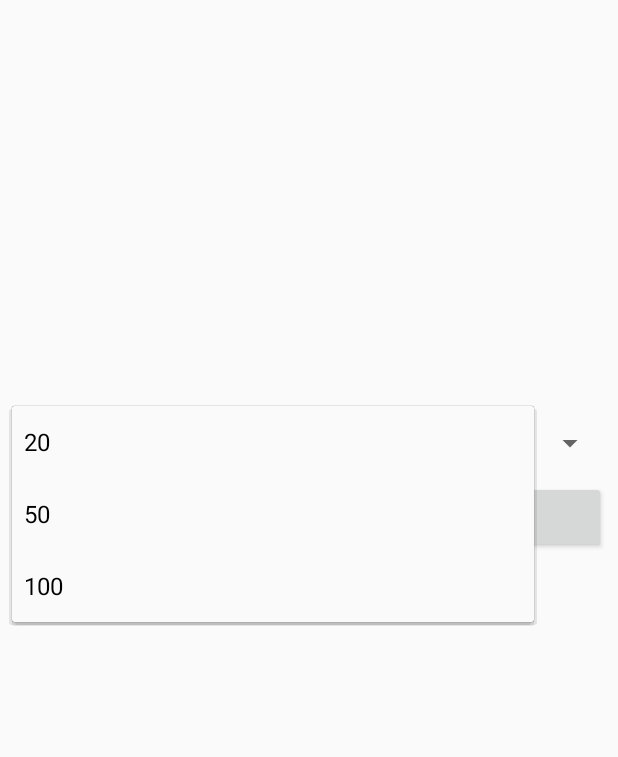
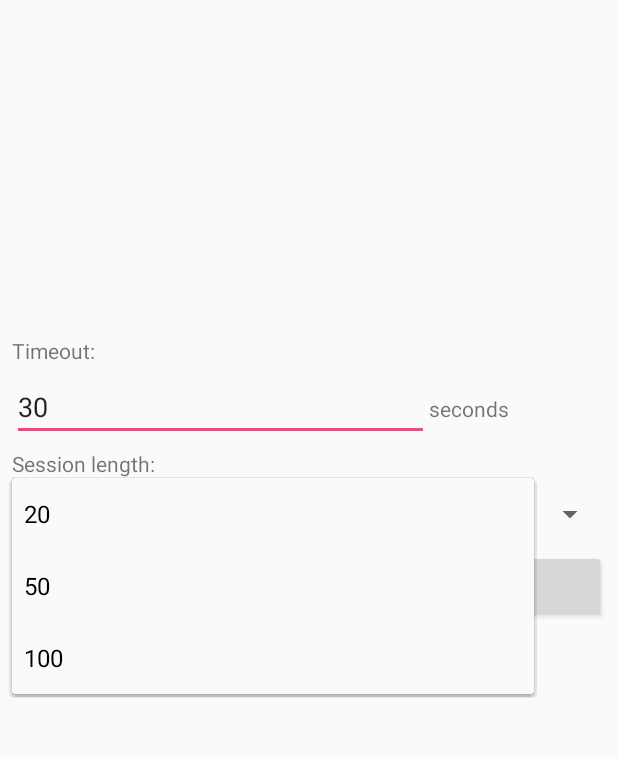
Before and after one commit to abhaybd/devanagari-excercise-app, an Android app: the screen it shows after launch (MainActivity), after a tap on "20", on a phone screen of 412 x 824 dp, the part 181-938 px from its top. Run offline under Robolectric (Android 15) with nearby library versions, the phone set to English and light mode, and no system bars.

Commit message:
Added configurable timeout, number formatting not working
Timeout is now configurable in the main menu.

Fixed bug where timer starts at the same time as the prompt plays. Timer now starts after prompt finishes playing.

Number formatting isn't working. The same code works as expected on desktop, but fails on android. I have no idea why.

```diff
--- a/DevanagariApp/app/src/main/java/com/coolioasjulio/devanagariapp/DrawActivity.java
+++ b/DevanagariApp/app/src/main/java/com/coolioasjulio/devanagariapp/DrawActivity.java
@@ -13,6 +13,8 @@ import android.view.View;
 import android.widget.Button;
 import android.widget.ProgressBar;
 
+import java.text.NumberFormat;
+import java.text.ParseException;
 import java.util.Locale;
 import java.util.Timer;
 import java.util.TimerTask;
@@ -24,6 +26,7 @@ public class DrawActivity extends AppCompatActivity implements View.OnClickListe
 
     private int toGuess;
     private int numCorrect;
+    private int timeout;
     private int sessionLength, elapsedQuestions;
     private DrawingView drawingView;
     private SessionGenerator sessionGenerator;
@@ -37,8 +40,11 @@ public class DrawActivity extends AppCompatActivity implements View.OnClickListe
         super.onCreate(savedInstanceState);
         setContentView(R.layout.activity_draw);
 
+        int defaultTimeout = getResources().getInteger(R.integer.default_timeout);
+
         Intent intent = getIntent();
-        sessionLength = intent.getIntExtra(Values.SESSION_LENGTH_KEY, 60);
+        timeout = intent.getIntExtra(Values.TIMEOUT_KEY, defaultTimeout);
+        sessionLength = intent.getIntExtra(Values.SESSION_LENGTH_KEY, 50);
         sessionGenerator = new SessionGenerator(Values.NUM_CHARS, sessionLength);
 
         drawingView = findViewById(R.id.scratch_pad);
@@ -62,7 +68,6 @@ public class DrawActivity extends AppCompatActivity implements View.OnClickListe
             public void run() {
                 enableUI();
                 nextQuestion(false);
-                setTimer();
             }
         };
         recognizer = new Recognizer(this, onReadyCallback);
@@ -130,7 +135,15 @@ public class DrawActivity extends AppCompatActivity implements View.OnClickListe
 
     private void playPrompt(){
         mediaPlayer = getMediaPlayer(toGuess);
-        if(!mediaPlayer.isPlaying()) mediaPlayer.start();
+        if(!mediaPlayer.isPlaying()) {
+            mediaPlayer.start();
+            mediaPlayer.setOnCompletionListener(new MediaPlayer.OnCompletionListener() {
+                @Override
+                public void onCompletion(MediaPlayer mediaPlayer) {
+                    setTimer();
+                }
+            });
+        }
     }
 
     private void setTimer(){
@@ -147,7 +160,7 @@ public class DrawActivity extends AppCompatActivity implements View.OnClickListe
                     }
                 });
             }
-        }, 10000); // TODO: Implement the intent from the main activity. CHANGE THIS.
+        }, timeout * 1000); // Convert seconds to milliseconds
     }
 
     private void nextQuestion(boolean lastCorrect){
@@ -157,7 +170,6 @@ public class DrawActivity extends AppCompatActivity implements View.OnClickListe
             toGuess = sessionGenerator.next(lastCorrect);
             Log.d(TAG, String.format(Values.LOCALE, "New toGuess: %d", toGuess));
             playPrompt();
-            setTimer();
         } else {
             double accuracy = (double)numCorrect/(double)sessionLength;
             Log.d(TAG,String.format("Session finished with accuracy: %.2f", accuracy));
--- a/DevanagariApp/app/src/main/java/com/coolioasjulio/devanagariapp/MainActivity.java
+++ b/DevanagariApp/app/src/main/java/com/coolioasjulio/devanagariapp/MainActivity.java
@@ -3,31 +3,44 @@ package com.coolioasjulio.devanagariapp;
 import android.content.Intent;
 import android.os.Bundle;
 import android.support.v7.app.AppCompatActivity;
+import android.util.Log;
 import android.view.View;
 import android.widget.AdapterView;
 import android.widget.ArrayAdapter;
+import android.widget.EditText;
 import android.widget.Spinner;
 
+import java.text.NumberFormat;
 import java.util.ArrayList;
 import java.util.List;
+import java.util.Locale;
 
 public class MainActivity extends AppCompatActivity implements AdapterView.OnItemSelectedListener, View.OnClickListener{
-    private static final String TAG = "MAIN_ACTIVITY";
+    private static final String TAG = "MainActivity";
 
     private String currentSelection;
     private List<String> options;
     private int[] intOptions;
+    private EditText timeoutInput;
     @Override
     protected void onCreate(Bundle savedInstanceState){
         super.onCreate(savedInstanceState);
         setContentView(R.layout.activity_main);
 
         Spinner spinner = findViewById(R.id.session_spinner);
+        timeoutInput = findViewById(R.id.timeout);
+
+        // Set the timeout to the default timeout
+        String defaultTimeout = String.format(Values.LOCALE, "%d",
+                getResources().getInteger(R.integer.default_timeout));
+        timeoutInput.setText(defaultTimeout);
 
         intOptions = getResources().getIntArray(R.array.session_length);
         options = new ArrayList<>();
+        NumberFormat nf = NumberFormat.getNumberInstance(new Locale("hi", "IN"));
         for(int length: intOptions){
-            options.add(String.format(Values.LOCALE, "%d", length));
+            options.add(nf.format(length));
+            Log.d(TAG, nf.format(length));
         }
         ArrayAdapter<String> adapter = new ArrayAdapter<>(
                 this, android.R.layout.simple_spinner_dropdown_item, options);
@@ -50,10 +63,14 @@ public class MainActivity extends AppCompatActivity implements AdapterView.OnIte
 
     @Override
     public void onClick(View view) {
-        Intent intent = new Intent(this, DrawActivity.class);
         int index = options.indexOf(currentSelection);
         if (index < 0) throw new AssertionError();
+
+        int timeout = Integer.parseInt(timeoutInput.getText().toString());
+
+        Intent intent = new Intent(this, DrawActivity.class);
         intent.putExtra(Values.SESSION_LENGTH_KEY, intOptions[index]);
+        intent.putExtra(Values.TIMEOUT_KEY, timeout);
         startActivity(intent);
     }
 }
--- a/DevanagariApp/app/src/main/java/com/coolioasjulio/devanagariapp/Values.java
+++ b/DevanagariApp/app/src/main/java/com/coolioasjulio/devanagariapp/Values.java
@@ -5,8 +5,11 @@ import java.util.Locale;
 
 public class Values {
     public static final int NUM_CHARS = 36;
-    public static final String SESSION_LENGTH_KEY = "SESSION_LENGTH";
-    public static final String NUM_CORRECT_KEY = "NUM_CORRECT";
-    public static final Locale LOCALE = Locale.US;
-    //public static final Locale LOCALE = new Locale("hi","IN");
+
+    public static final String SESSION_LENGTH_KEY      = "SESSION_LENGTH";
+    public static final String TIMEOUT_KEY             = "TIMEOUT";
+    public static final String NUM_CORRECT_KEY         = "NUM_CORRECT";
+
+    //public static final Locale LOCALE = Locale.US;
+    public static final Locale LOCALE = new Locale("hi","IN");
 }
--- a/DevanagariApp/app/src/main/res/layout/activity_main.xml
+++ b/DevanagariApp/app/src/main/res/layout/activity_main.xml
@@ -34,10 +34,47 @@
         app:layout_constraintStart_toStartOf="parent"
         app:layout_constraintTop_toTopOf="parent">
 
+        <TextView
+            android:id="@+id/timeout_title"
+            android:layout_width="match_parent"
+            android:layout_height="wrap_content"
+            android:text="@string/timeout" />
+
+        <LinearLayout
+            android:layout_width="match_parent"
+            android:layout_height="match_parent"
+            android:orientation="horizontal"
+            android:paddingVertical="5dp">
+
+            <EditText
+                android:id="@+id/timeout"
+                android:layout_width="wrap_content"
+                android:layout_height="wrap_content"
+                android:layout_weight="1"
+                android:ems="10"
+                android:inputType="number"
+                tools:text="30" />
+
+            <TextView
+                android:id="@+id/timeout_label"
+                android:layout_width="wrap_content"
+                android:layout_height="wrap_content"
+                android:layout_weight="1"
+                android:text="@string/seconds" />
+
+        </LinearLayout>
+
+        <TextView
+            android:id="@+id/session_length_label"
+            android:layout_width="match_parent"
+            android:layout_height="wrap_content"
+            android:text="@string/session_length" />
+
         <Spinner
             android:id="@+id/session_spinner"
             android:layout_width="match_parent"
-            android:layout_height="50dp" />
+            android:layout_height="0dp"
+            android:layout_weight="1" />
 
         <Button
             android:id="@+id/start_button"
--- a/DevanagariApp/app/src/main/res/values/strings.xml
+++ b/DevanagariApp/app/src/main/res/values/strings.xml
@@ -3,6 +3,11 @@
 
     <string name="main_activity_title">Devanagari</string>
     <string name="main_activity_start">Start</string>
+
+    <integer name="default_timeout">30</integer>
+    <string name="timeout">Timeout:</string>
+    <string name="seconds">seconds</string>
+    <string name="session_length">Session length:</string>
 
     <string name="draw_activity_clear">Clear</string>
     <string name="draw_activity_next">Next</string>
```
